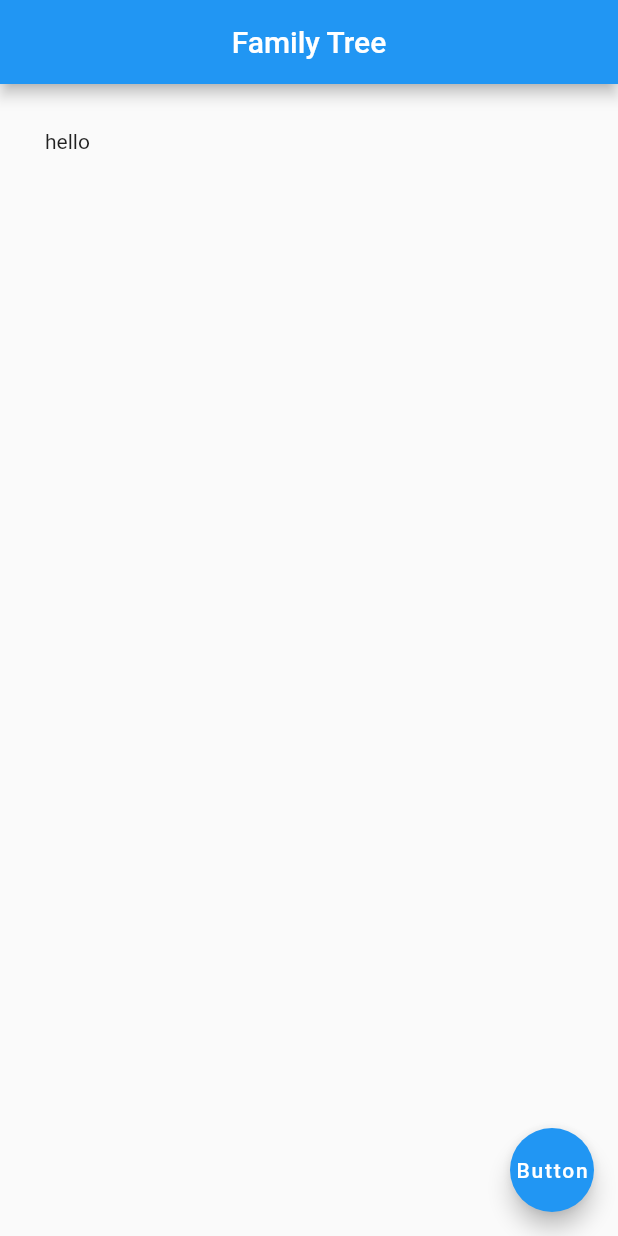
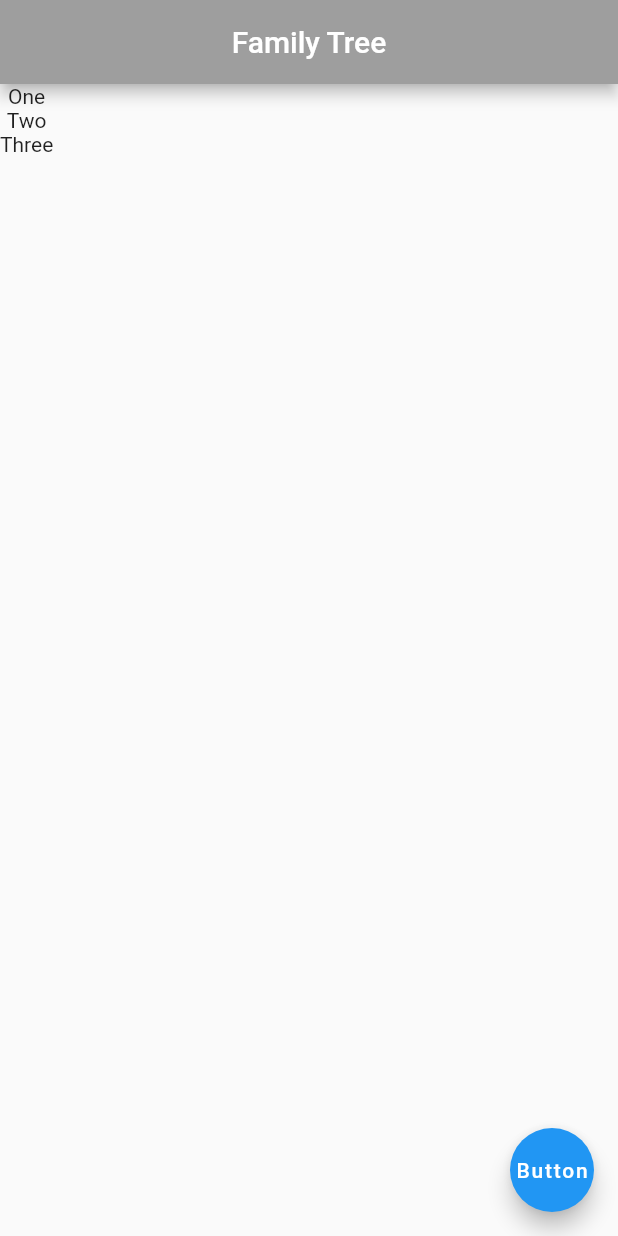
Before and after one commit to Ananthsada/FamilyTree, a Flutter app: the screen it shows after launch, on a phone screen of 412 x 824 dp. Run offline on Flutter 3.47's test engine with Material 2 defaults, Android fonts, the phone set to English and light mode, and no system bars.

Commit message:
Added list

```diff
--- a/lib/main.dart
+++ b/lib/main.dart
@@ -2,21 +2,33 @@ import 'package:flutter/material.dart';
 
 void main() {
   runApp(MaterialApp(
-    home: Home()
+    home: Test()
   ));
 }
 
-class Home extends StatelessWidget {
+class Test extends StatefulWidget {
+  @override
+  _TestState createState() => _TestState();
+}
+
+class _TestState extends State<Test> {
+
+  List<String> quote = [
+    'One',
+    'Two',
+    'Three'
+  ];
+
   @override
   Widget build(BuildContext context) {
     return Scaffold(
       appBar: AppBar(
+        backgroundColor: Colors.grey,
         title: Text('Family Tree'),
         centerTitle: true,
       ),
-      body: Padding(
-        padding: EdgeInsets.all(30.0),
-        child: Text('hello'),
+      body: Column(
+        children: quote.map((e) => Text(e)).toList(),
       ),
       floatingActionButton: FloatingActionButton(
         onPressed: null,
```
